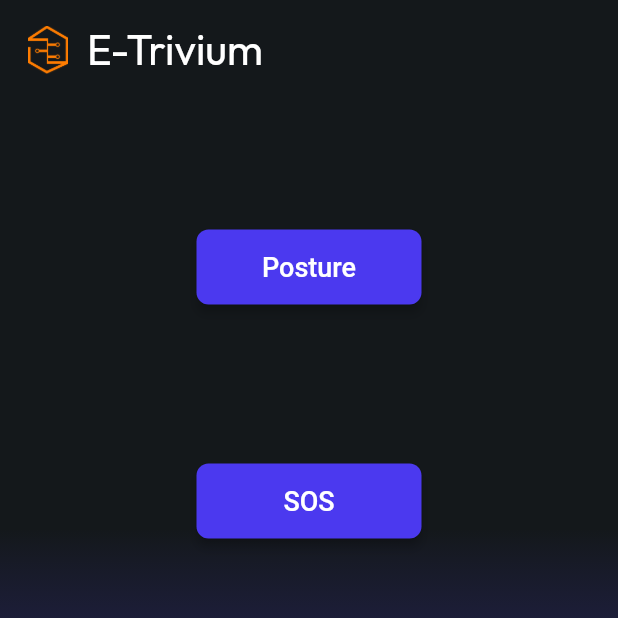
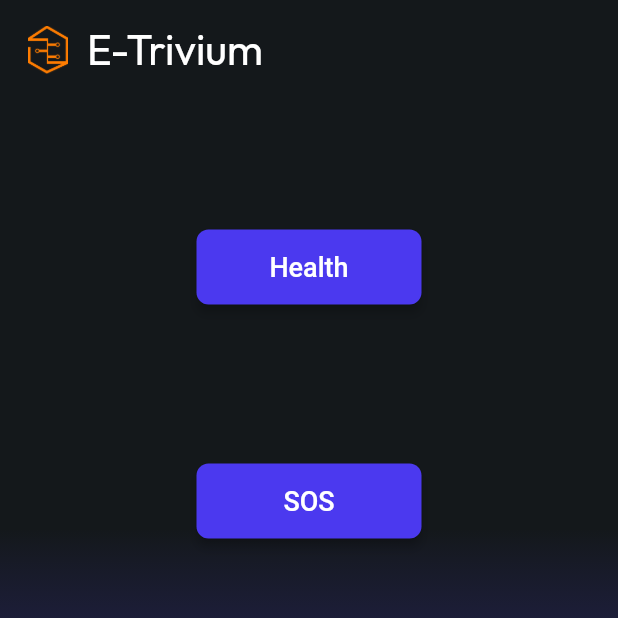
Before and after one commit to RolandoQuintana/E-Trivium-Capstone, a Flutter app: the screen it shows after launch, on a phone screen of 412 x 824 dp, the top half of it. Run offline on Flutter 3.47's test engine with Material 2 defaults, Android fonts, the phone set to English and light mode, and no system bars; drawn by our look-alikes of auto_size_text; our stand-ins replace dropdown_button2, flutter_animate, flutter_blue_plus, font_awesome_flutter, from_css_color, go_router and 6 more; missing offline and left inert: flutterflow_colorpicker, json_path; Roboto replaces fonts that are missing (Readex Pro).

Commit message:
Updating to latest FlutterFlow output.

```diff
--- a/lib/pages/home_page/home_page_widget.dart
+++ b/lib/pages/home_page/home_page_widget.dart
@@ -141,7 +141,7 @@ class _HomePageWidgetState extends State<HomePageWidget> {
                               }.withoutNulls,
                             );
                           },
-                          text: 'Posture',
+                          text: 'Health',
                           options: FFButtonOptions(
                             width: 150.0,
                             height: 50.0,
```
